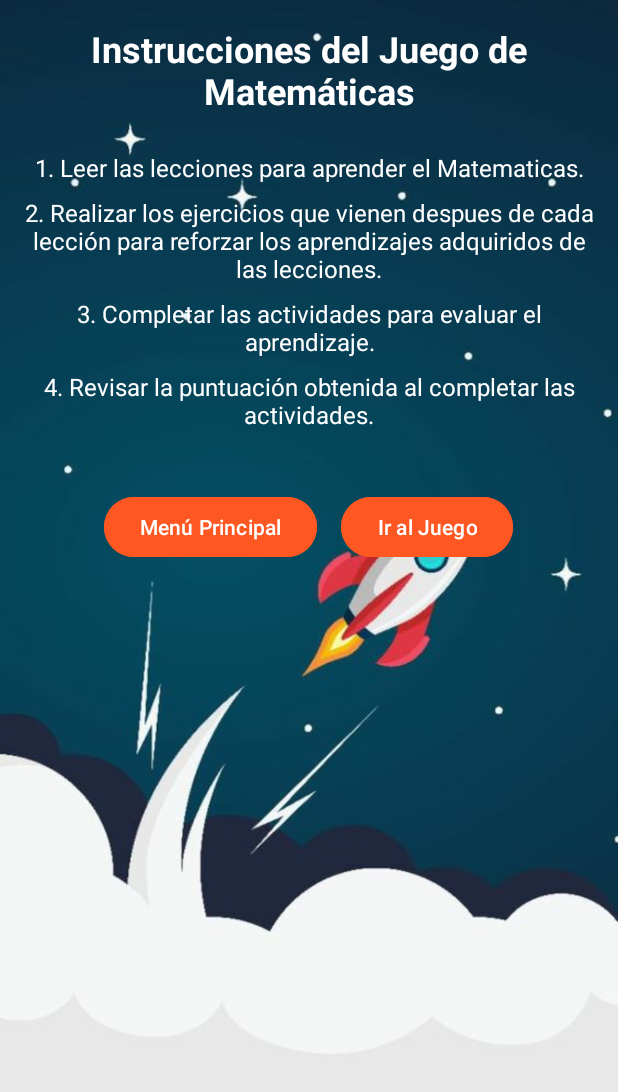
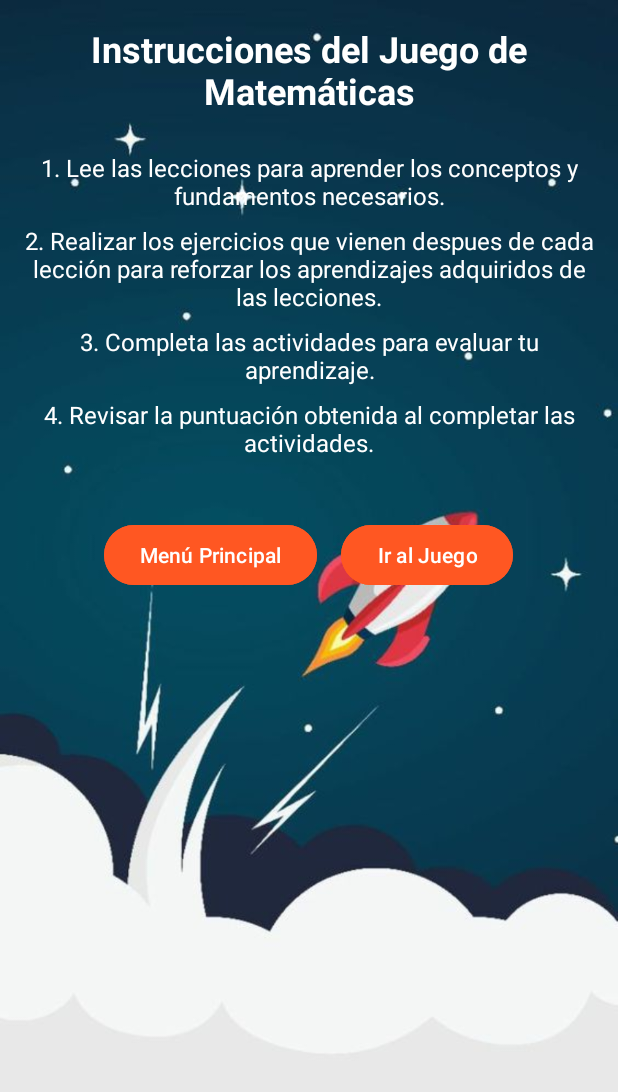
Before and after one commit to osmarmtzz/EduMath, an Android app: the layout intrucciones_mate.xml on its own in the app's theme, with its tools: preview values and no code run, on a phone screen of 412 x 824 dp. Shown: the top 1092 px of the screen. Run offline under Robolectric (Android 15) with nearby library versions, the phone set to English and light mode, and no system bars.

Commit message:
Update intrucciones_mate.xml

```diff
--- a/app/src/main/res/layout/intrucciones_mate.xml
+++ b/app/src/main/res/layout/intrucciones_mate.xml
@@ -25,7 +25,7 @@
         <TextView
             android:layout_width="wrap_content"
             android:layout_height="wrap_content"
-            android:text="1. Leer las lecciones para aprender el Matematicas."
+            android:text="1. Lee las lecciones para aprender los conceptos y fundamentos necesarios."
             android:textSize="16sp"
             android:textColor="@android:color/white"
             android:paddingBottom="8dp"
@@ -43,7 +43,7 @@
         <TextView
             android:layout_width="wrap_content"
             android:layout_height="wrap_content"
-            android:text="3. Completar las actividades para evaluar el aprendizaje."
+            android:text="3. Completa las actividades para evaluar tu aprendizaje."
             android:textSize="16sp"
             android:textColor="@android:color/white"
             android:paddingBottom="8dp"
```
